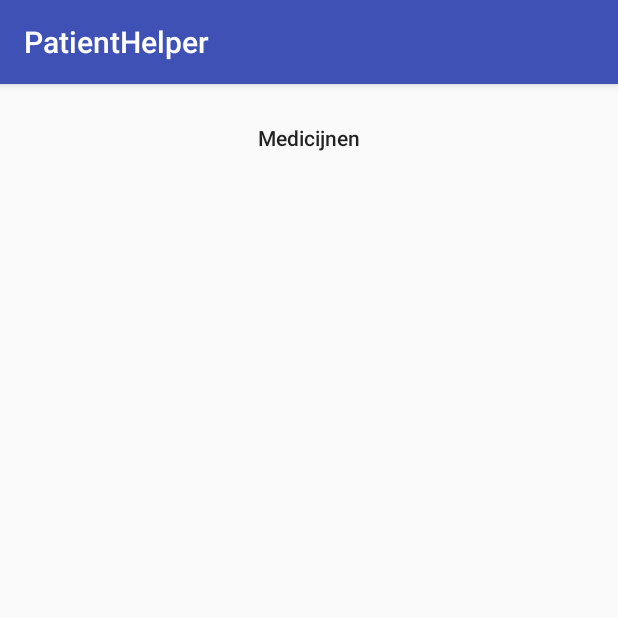
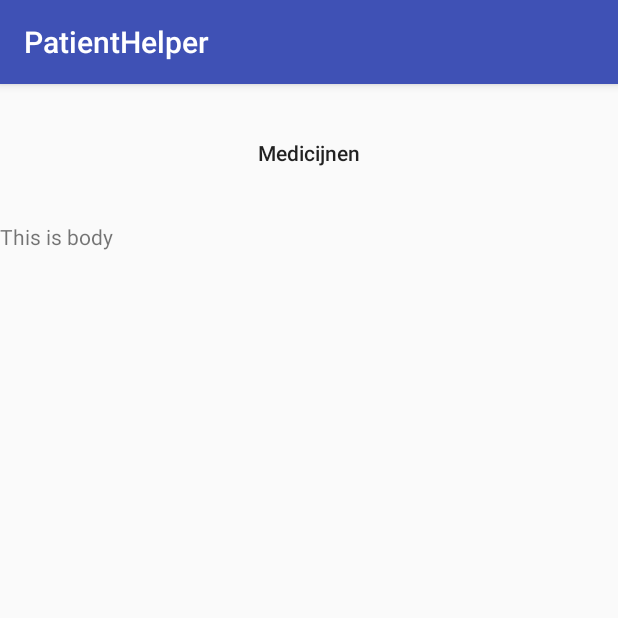
Before and after one commit to NataliaKuz/StudentProject, an Android app: the HeartattackActivity screen opened directly, with no data from a screen before it, after a tap on "MEDICIJNEN", on a phone screen of 412 x 824 dp, the top half of it. Run offline under Robolectric (Android 15) with nearby library versions, the phone set to English and light mode, and no system bars.

Commit message:
Adding detail screen

```diff
--- a/Source/PatientHelper/app/src/main/AndroidManifest.xml
+++ b/Source/PatientHelper/app/src/main/AndroidManifest.xml
@@ -19,7 +19,7 @@
         <activity android:name=".DiagnosticActivity"/>
         <activity android:name=".TiaActivity"/>
         <activity android:name=".HeartattackActivity"/>
-        <activity android:name=".MedicinesActivity"/>
+        <activity android:name=".DetailActivity"/>
 
 
     </application>
--- /dev/null
+++ b/Source/PatientHelper/app/src/main/java/com/rsgtrijks/student/patienthelper/DetailActivity.java
@@ -0,0 +1,28 @@
+package com.rsgtrijks.student.patienthelper;
+
+import android.os.Bundle;
+import android.support.annotation.Nullable;
+import android.support.v7.app.AppCompatActivity;
+import android.widget.TextView;
+
+/**
+ * Created by 310193817 on 16/02/2017.
+ */
+
+public class DetailActivity extends AppCompatActivity {
+
+    public static final String CATAGORY = "CATAGORY";
+
+
+    @Override
+    protected void onCreate(@Nullable Bundle savedInstanceState) {
+        super.onCreate(savedInstanceState);
+
+        setContentView(R.layout.activity_detail);
+
+        String category = getIntent().getExtras().getString(CATAGORY);
+
+        TextView title = (TextView) findViewById(R.id.Title);
+        title.setText(category);
+    }
+}
--- a/Source/PatientHelper/app/src/main/java/com/rsgtrijks/student/patienthelper/HeartattackActivity.java
+++ b/Source/PatientHelper/app/src/main/java/com/rsgtrijks/student/patienthelper/HeartattackActivity.java
@@ -13,6 +13,8 @@ import android.widget.Button;
 
 public class HeartattackActivity extends AppCompatActivity {
 
+    public static final String CATAGORY = "CATAGORY";
+
     @Override
     protected void onCreate(@Nullable Bundle savedInstanceState) {
         super.onCreate(savedInstanceState);
@@ -26,8 +28,23 @@ public class HeartattackActivity extends AppCompatActivity {
                 // launch the next screen you need to create an "Intent"
                 // first parameter is the current class that is launching the next screen
                 // second parameter is the screen you want to launch
-                Intent intent = new Intent(HeartattackActivity.this, MedicinesActivity.class);
+                Intent intent = new Intent(HeartattackActivity.this, DetailActivity.class);
+                intent.putExtra(CATAGORY, "Medicijnen");
+                // simply call start
+                startActivity(intent);
 
+            }
+        });
+
+        Button buttonAfterCare = (Button) findViewById(R.id.Aftercare);
+        buttonAfterCare.setOnClickListener(new View.OnClickListener() {
+            @Override
+            public void onClick(View view) {
+                // launch the next screen you need to create an "Intent"
+                // first parameter is the current class that is launching the next screen
+                // second parameter is the screen you want to launch
+                Intent intent = new Intent(HeartattackActivity.this, DetailActivity.class);
+                intent.putExtra(CATAGORY, "Nazorg");
                 // simply call start
                 startActivity(intent);
 
--- a/Source/PatientHelper/app/src/main/java/com/rsgtrijks/student/patienthelper/MedicinesActivity.java
+++ /dev/null
@@ -1,17 +0,0 @@
-package com.rsgtrijks.student.patienthelper;
-
-import android.os.Bundle;
-import android.support.annotation.Nullable;
-import android.support.v7.app.AppCompatActivity;
-
-/**
- * Created by 310193817 on 16/02/2017.
- */
-
-public class MedicinesActivity extends AppCompatActivity{
-    @Override
-    protected void onCreate(@Nullable Bundle savedInstanceState) {
-        super.onCreate(savedInstanceState);
-        setContentView(R.layout.activity_heartattackmedicines);
-    }
-}
--- a/Source/PatientHelper/app/src/main/res/layout/activity_tiaaftercare.xml
+++ b/Source/PatientHelper/app/src/main/res/layout/activity_detail.xml
@@ -5,11 +5,18 @@
     android:weightSum="1">
 
     <TextView
-        android:text="Nazorg"
+        android:text="Title"
         android:layout_width="match_parent"
         android:layout_height="wrap_content"
-        android:id="@+id/Aftercare"
+        android:id="@+id/Title"
         android:textAppearance="@style/TextAppearance.AppCompat.Body2"
         android:layout_weight="0.10"
         android:gravity="center" />
+    <TextView
+        android:text="This is body"
+        android:layout_width="match_parent"
+        android:layout_height="wrap_content" android:id="@+id/Body"
+        android:layout_weight="0.86"/>
+
+
 </LinearLayout>
--- a/Source/PatientHelper/app/src/main/res/layout/activity_heartattackmedicines.xml
+++ /dev/null
@@ -1,15 +0,0 @@
-<?xml version="1.0" encoding="utf-8"?>
-<LinearLayout xmlns:android="http://schemas.android.com/apk/res/android"
-    android:orientation="vertical" android:layout_width="match_parent"
-    android:layout_height="match_parent"
-    android:weightSum="1">
-
-    <TextView
-        android:text="Medicijnen"
-        android:layout_width="match_parent"
-        android:layout_height="wrap_content"
-        android:id="@+id/Medicines"
-        android:layout_weight="0.07"
-        android:textAppearance="@style/TextAppearance.AppCompat.Body2"
-        android:gravity="center" />
-</LinearLayout>
```
Also changed, not shown: Source/PatientHelper/app/src/main/res/layout/activity_heartattackaftercare.xml (deleted, +0 -15 lines), Source/PatientHelper/app/src/main/res/layout/activity_heartattackicd.xml (deleted, +0 -15 lines), Source/PatientHelper/app/src/main/res/layout/activity_heartattackwhatitis.xml (deleted, +0 -15 lines), Source/PatientHelper/app/src/main/res/layout/activity_tiamedicines.xml (deleted, +0 -15 lines), Source/PatientHelper/app/src/main/res/layout/activity_tiaregocnise.xml (deleted, +0 -15 lines), Source/PatientHelper/app/src/main/res/layout/activity_tiawhatitis.xml (deleted, +0 -15 lines).
